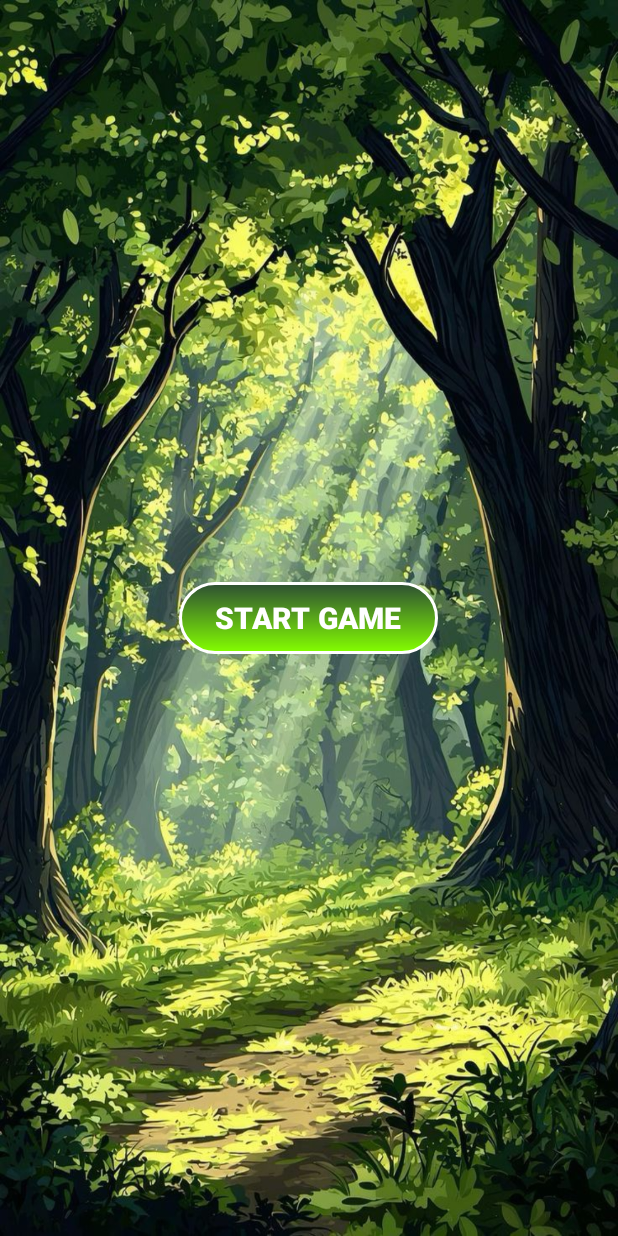
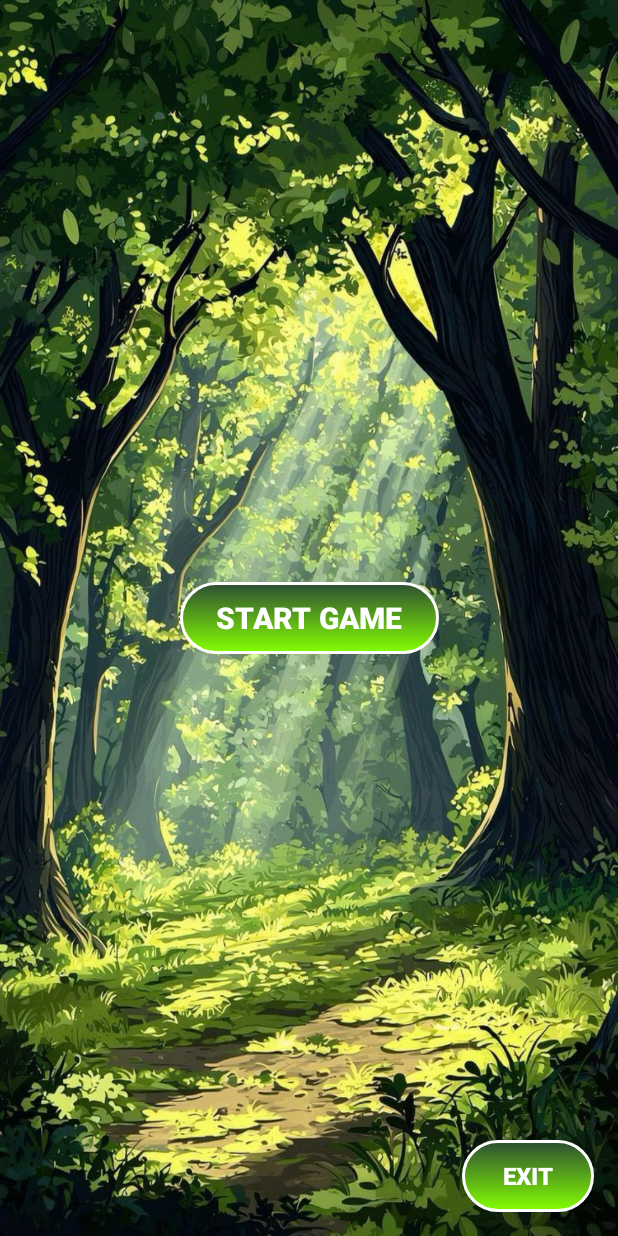
Before and after one commit to jualiv/GoblinGame, an Android app: the screen it shows after launch (MainActivity), on a phone screen of 412 x 824 dp. Run offline under Robolectric (Android 15) with nearby library versions, the phone set to English and light mode, and no system bars.

Commit message:
implementado boton exit

```diff
--- a/app/src/main/AndroidManifest.xml
+++ b/app/src/main/AndroidManifest.xml
@@ -20,7 +20,6 @@
             android:exported="true">
             <intent-filter>
                 <action android:name="android.intent.action.MAIN" />
-
                 <category android:name="android.intent.category.LAUNCHER" />
             </intent-filter>
         </activity>
--- a/app/src/main/java/com/jualiv/goblingame/MainActivity.kt
+++ b/app/src/main/java/com/jualiv/goblingame/MainActivity.kt
@@ -2,8 +2,8 @@ package com.jualiv.goblingame
 
 import android.content.Intent
 import android.os.Bundle
-import android.widget.Button
 import androidx.appcompat.app.AppCompatActivity
+import com.google.android.material.button.MaterialButton
 
 class MainActivity : AppCompatActivity() {
 
@@ -11,10 +11,15 @@ class MainActivity : AppCompatActivity() {
         super.onCreate(savedInstanceState)
         setContentView(R.layout.activity_main)   // usa el XML directamente
 
-        val buttonStart = findViewById<Button>(R.id.buttonStart)
+        val buttonStart = findViewById<MaterialButton>(R.id.buttonStart)
         buttonStart.setOnClickListener {
             val intent = Intent(this, GameActivity::class.java)
             startActivity(intent)
         }
+
+        val buttonExit = findViewById<MaterialButton>(R.id.buttonExit)
+        buttonExit.setOnClickListener {
+            finish()
+        }
     }
 }
--- a/app/src/main/java/com/jualiv/goblingame/game/GameView.kt
+++ b/app/src/main/java/com/jualiv/goblingame/game/GameView.kt
@@ -114,7 +114,7 @@ class GameView(context: Context) : SurfaceView(context), SurfaceHolder.Callback
         width: Int,
         height: Int
     ) {
-        // No usado de momento
+    //no lo necesitamos, lo dejamos vacío porque es necesario implementarlo en la interfaz.
     }
 
     // Llamado desde GameThread en cada frame
@@ -141,7 +141,7 @@ class GameView(context: Context) : SurfaceView(context), SurfaceHolder.Callback
             return
         }
 
-        // aumenta la dificultad con el tiempo
+        // aumentar la dificultad con el tiempo
         val t = survivalTimer.seconds
         difficultyFactor = 1f + 0.2f * (t / 10)
 
@@ -201,11 +201,11 @@ class GameView(context: Context) : SurfaceView(context), SurfaceHolder.Callback
         canvas.drawText(
             "Tiempo: ${survivalTimer.seconds}s",
             80f,
-            120f,
+            190f,
             timerPaint
         )
     }
-    //Evento de colision bomba-goblin
+    //Control tactil del goblin
     override fun onTouchEvent(event: MotionEvent): Boolean {
 
         if (isGameOver) return true
--- a/app/src/main/res/layout/activity_main.xml
+++ b/app/src/main/res/layout/activity_main.xml
@@ -1,9 +1,7 @@
 <?xml version="1.0" encoding="utf-8"?>
-
-<LinearLayout xmlns:android="http://schemas.android.com/apk/res/android"
+<androidx.constraintlayout.widget.ConstraintLayout
+    xmlns:android="http://schemas.android.com/apk/res/android"
     xmlns:app="http://schemas.android.com/apk/res-auto"
-    android:orientation="vertical"
-    android:gravity="center"
     android:layout_width="match_parent"
     android:layout_height="match_parent"
     android:background="@drawable/bosque">
@@ -21,7 +19,28 @@
         app:backgroundTint="@null"
         app:backgroundTintMode="add"
         android:insetTop="0dp"
-        android:insetBottom="0dp" />
+        android:insetBottom="0dp"
+        app:layout_constraintTop_toTopOf="parent"
+        app:layout_constraintBottom_toBottomOf="parent"
+        app:layout_constraintStart_toStartOf="parent"
+        app:layout_constraintEnd_toEndOf="parent" />
 
+    <com.google.android.material.button.MaterialButton
+        android:id="@+id/buttonExit"
+        android:layout_width="wrap_content"
+        android:layout_height="wrap_content"
+        android:text="EXIT"
+        android:textAllCaps="true"
+        android:textColor="#FFFFFF"
+        android:textStyle="bold"
+        android:textSize="16sp"
+        android:background="@drawable/btn_start"
+        app:backgroundTint="@null"
+        app:backgroundTintMode="add"
+        android:insetTop="0dp"
+        android:insetBottom="0dp"
+        app:layout_constraintBottom_toBottomOf="parent"
+        app:layout_constraintEnd_toEndOf="parent"
+        android:layout_margin="16dp" />
 
-</LinearLayout>
+</androidx.constraintlayout.widget.ConstraintLayout>
```
